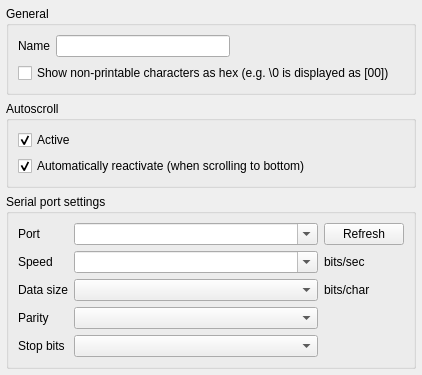
shaag7967/multiserialviewer, file src/multiserialviewer/ui_files/serialViewerSettingsWidget.ui: the form before one commit.
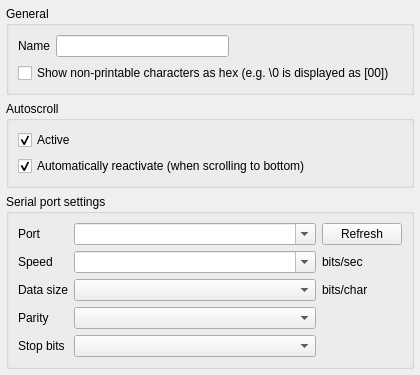
The form after the commit.

What changed in the file:
```diff
--- a/src/multiserialviewer/ui_files/serialViewerSettingsWidget.ui
+++ b/src/multiserialviewer/ui_files/serialViewerSettingsWidget.ui
@@ -6,8 +6,8 @@
    <rect>
     <x>0</x>
     <y>0</y>
-    <width>422</width>
-    <height>349</height>
+    <width>420</width>
+    <height>371</height>
    </rect>
   </property>
   <property name="sizePolicy">
```
